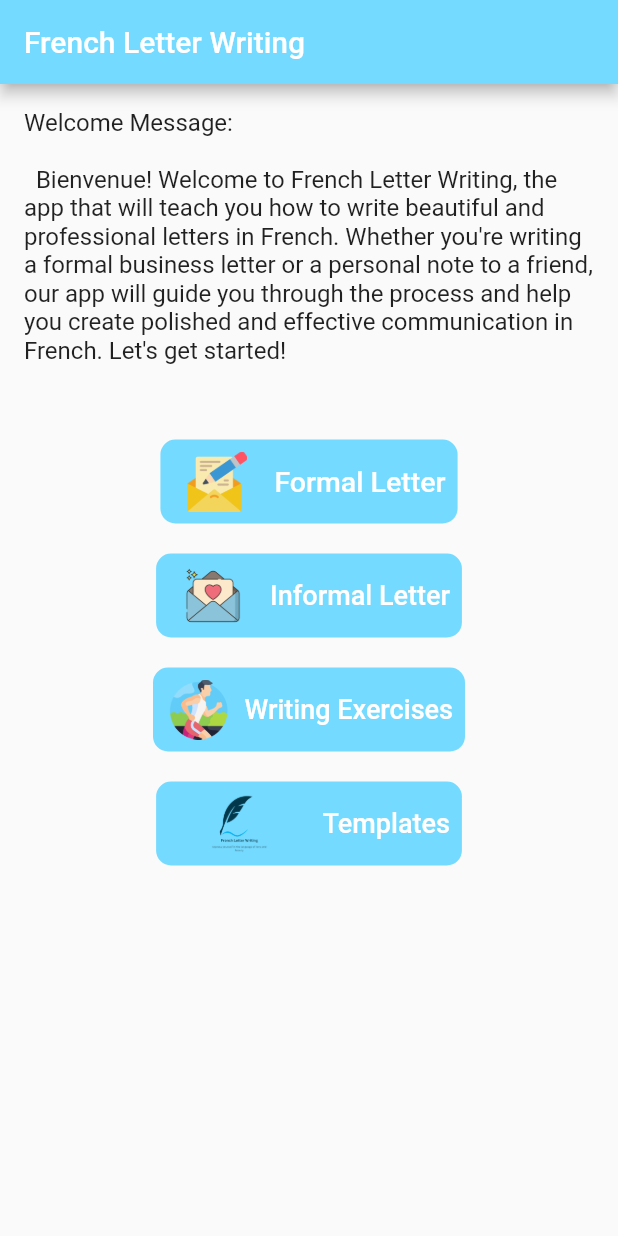
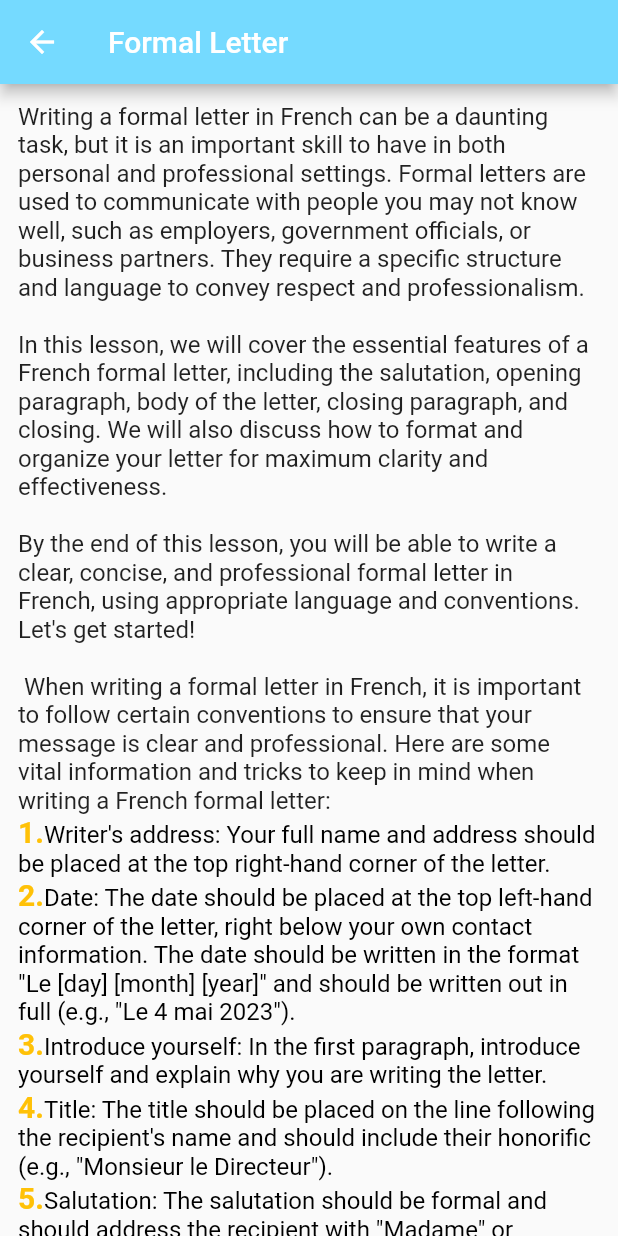
Before and after one commit to Bonnahjohn/french, a Flutter app: the screen it shows after launch, after a tap on "Formal Letter", on a phone screen of 412 x 824 dp. Run offline on Flutter 3.47's test engine with Material 2 defaults, Android fonts, the phone set to English and light mode, and no system bars.

Commit message:
the template button has changed to media and the media screen has also created

```diff
--- a/lib/main.dart
+++ b/lib/main.dart
@@ -2,7 +2,9 @@
 
 import 'package:flutter/material.dart';
 import 'package:french/screens/config.dart';
+import 'package:french/screens/formal.dart';
 import 'package:french/screens/informal.dart';
+import 'package:french/screens/media.dart';
 import 'package:french/screens/splash.dart';
 
 void main() => runApp(const MaterialApp(
@@ -53,7 +55,10 @@ class _MyAppState extends State<MyApp> {
                         ),
                         backgroundColor: MaterialStatePropertyAll(
                             Color.fromRGBO(117, 218, 255, 1))),
-                    onPressed: () {},
+                    onPressed: () {
+                      Navigator.push(context,
+                          MaterialPageRoute(builder: ((context) => Formals())));
+                    },
                     icon: SizedBox(
                       height: 40,
                       width: 60,
@@ -104,40 +109,7 @@ class _MyAppState extends State<MyApp> {
                 SizedBox(
                   height: 20,
                 ),
-                //mmmmmmmmmmmmmmmmmmmmmmmm
-                //Writing Exercisesbutton
-                //mmmmmmmmmmmmmmmmmmmmm
-                TextButton.icon(
-                  style: ButtonStyle(
-                    backgroundColor: MaterialStateProperty.all<Color>(
-                      Color.fromRGBO(117, 218, 255, 1),
-                    ),
-                    shape: MaterialStateProperty.all<OutlinedBorder>(
-                      RoundedRectangleBorder(
-                        borderRadius: BorderRadius.circular(10),
-                      ),
-                    ),
-                  ),
-                  onPressed: () {},
-                  icon: SizedBox(
-                    width: 45,
-                    height: 40,
-                    child: Image.asset(
-                      'assets/images/ex.png',
-                      fit: BoxFit.contain,
-                    ),
-                  ),
-                  label: Text(
-                    'Writing Exercises',
-                    style: TextStyle(
-                      color: Colors.white,
-                      fontSize: 18,
-                    ),
-                  ),
-                ),
-                SizedBox(
-                  height: 20,
-                ),
+
                 //mmmmmmmmmmmmmmmmmmmmmmmm
                 //template button
                 //mmmmmmmmmmmmmmmmmmmmm
@@ -152,17 +124,20 @@ class _MyAppState extends State<MyApp> {
                       ),
                     ),
                   ),
-                  onPressed: () {},
+                  onPressed: () {
+                    Navigator.push(context,
+                        MaterialPageRoute(builder: ((context) => Media())));
+                  },
                   icon: SizedBox(
-                    width: 95,
+                    width: 135,
                     height: 40,
                     child: Image.asset(
-                      'assets/images/splash.png',
+                      'assets/images/gallery.png',
                       fit: BoxFit.contain,
                     ),
                   ),
                   label: Text(
-                    'Templates',
+                    'Media',
                     style: TextStyle(
                       color: Colors.white,
                       fontSize: 18,
--- a/lib/screens/config.dart
+++ b/lib/screens/config.dart
@@ -16,7 +16,7 @@ String Guide1 =
 String Guide2 =
     'Continue with a greeting: Begin the letter with "Cher/Chère" (for a close friend) or "Salut" (for a very close friend or family member).';
 String Note =
-    "In French \"Cher\" is used to address a male recipient, while \"Chère\" is used to address a female recipient. If you are unsure about the gender of the recipient, you can use \"Cher/Chère\" followed by their first name. And it is important to note that \"Cher/Chère\" is a more formal greeting than \"Salut\", which is more casual and appropriate for very close friends or family members. If you are unsure about which greeting to use, it is best to err on the side of formality and use \"Cher/Chère\".";
+    "In French \"Cher\" is used to address a male recipient, while \"Chère\" is used to address a female recipient. If you are unsure about the gender of the recipient, you can use \"Cher/Chère\" followed by their first name. And it is important to note that \"Cher/Chère\" is a more formal greeting than \"Salut\", which is more casual and appropriate for very close friends or family members. If you are unsure about which greeting to use, it is best to  use \"Cher/Chère\".";
 
 String Guide3 =
     'Introduce yourself: In the first paragraph, introduce yourself and explain why you are writing the letter.';
@@ -32,3 +32,39 @@ String Guide5 =
 
 String Last =
     "\n\nRemember that an informal letter should reflect your personality and relationship with the person you are writing to. Have fun with it and don't be afraid to show your personality and use expressions that are unique to you and your relationship with your friend.";
+
+//mmmmmmmmmmmmmmmmmmmmm
+//formal letter introduction
+// mmmmmmmmmmmmmmmm
+
+String FormalIntro =
+    "Writing a formal letter in French can be a daunting task, but it is an important skill to have in both personal and professional settings. Formal letters are used to communicate with people you may not know well, such as employers, government officials, or business partners. They require a specific structure and language to convey respect and professionalism.\n\nIn this lesson, we will cover the essential features of a French formal letter, including the salutation, opening paragraph, body of the letter, closing paragraph, and closing. We will also discuss how to format and organize your letter for maximum clarity and effectiveness.\n\nBy the end of this lesson, you will be able to write a clear, concise, and professional formal letter in French, using appropriate language and conventions. Let's get started!\n\n When writing a formal letter in French, it is important to follow certain conventions to ensure that your message is clear and professional. Here are some vital information and tricks to keep in mind when writing a French formal letter:";
+
+String Tip1 =
+    "Writer's address: Your full name and address should be placed at the top right-hand corner of the letter.";
+
+String Tip2 =
+    "Date: The date should be placed at the top left-hand corner of the letter, right below your own contact information. The date should be written in the format \"Le [day] [month] [year]\" and should be written out in full (e.g., \"Le 4 mai 2023\").";
+String Tip3 =
+    "Recipient address: The recipient's full name, title, and address should be placed below your own address, on the left-hand side of the page.";
+
+String Tip4 =
+    "Title: The title should be placed on the line following the recipient's name and should include their honorific (e.g., \"Monsieur le Directeur\").";
+
+String Tip5 =
+    "Salutation: The salutation should be formal and should address the recipient with \"Madame\" or \"Monsieur\" followed by their last name.";
+
+String Tip6 =
+    "Opening paragraph: In the opening paragraph, clearly state the reason for writing the letter. Be concise and to the point.";
+
+String Tip7 =
+    "Body of the letter: Use formal language and be respectful and polite in your tone. Be clear and concise in your message, and use paragraphs to organize your thoughts.";
+
+String Tip8 =
+    "Closing paragraph: Summarize your message and express any final thoughts or requests. End the letter with a formal closing and your signature.";
+
+String Tip9 =
+    "Closing: The closing of a formal letter in French should be \"Je vous prie d'agréer, Madame/Monsieur, l'expression de mes salutations distinguées\" (I remain, Yours sincerely). Other appropriate closings include \"Je vous prie de croire, Madame/Monsieur, en l'assurance de mes sentiments les meilleurs\" (I remain, Yours faithfully).";
+
+String Tip10 =
+    "Signature: Sign your full name in ink below the closing.\n\nBy including all of these features in your French formal letter, you can ensure that your message is clear, professional, and effective.";
--- /dev/null
+++ b/lib/screens/formal.dart
@@ -0,0 +1,288 @@
+// ignore_for_file: unused_import, prefer_const_constructors, prefer_const_literals_to_create_immutables
+
+import 'package:flutter/gestures.dart';
+import 'package:flutter/material.dart';
+import 'config.dart';
+import 'package:french/main.dart';
+
+class Formals extends StatefulWidget {
+  const Formals({super.key});
+
+  @override
+  State<Formals> createState() => _FormalsState();
+}
+
+class _FormalsState extends State<Formals> {
+  @override
+  Widget build(BuildContext context) {
+    return Scaffold(
+        appBar: AppBar(
+          backgroundColor: Color.fromRGBO(117, 218, 255, 1),
+          title: Text('Formal Letter'),
+        ),
+        body: SafeArea(
+            child: SingleChildScrollView(
+          child: Padding(
+            padding: EdgeInsets.all(12.0),
+            child: Column(
+              children: [
+                SelectableText(
+                  FormalIntro,
+                  style: TextStyle(fontSize: 16),
+                ),
+                Paras(),
+                SizedBox(
+                  height: 60,
+                ),
+                Sample()
+              ],
+            ),
+          ),
+        )));
+  }
+}
+
+class Paras extends StatefulWidget {
+  const Paras({super.key});
+
+  @override
+  State<Paras> createState() => _ParasState();
+}
+
+class _ParasState extends State<Paras> {
+  @override
+  Widget build(BuildContext context) {
+    return SelectableText.rich(
+      TextSpan(
+        style: TextStyle(
+          fontSize: 16.0,
+          color: Colors.black,
+        ),
+        children: <TextSpan>[
+          TextSpan(
+            text: '1.',
+            style: TextStyle(
+                fontWeight: FontWeight.bold,
+                fontSize: 20.0,
+                color: Colors.amber),
+          ),
+          TextSpan(
+            text: Tip1,
+          ),
+          //mmmmmmmmmmmmmmmmmmmmmmmmmmmmmm mmm
+          //Guide 2
+          //mmmmmmmmmmmmmmmmmmmmmmmmmmmmmmmmmmmmmm
+          TextSpan(
+            text: '\n2.',
+            style: TextStyle(
+                fontWeight: FontWeight.bold,
+                fontSize: 20.0,
+                color: Colors.amber),
+          ),
+          TextSpan(
+            text: Tip2,
+          ),
+
+          //mmmmmmmmmmmmmmmmmmmmmmmmmmmmmm mmm
+          //Guide 3
+          //mmmmmmmmmmmmmmmmmmmmmmmmmmmmmmmmmmmmmm
+          TextSpan(
+            text: '\n3.',
+            style: TextStyle(
+                fontWeight: FontWeight.bold,
+                fontSize: 20.0,
+                color: Colors.amber),
+          ),
+          TextSpan(
+            text: Guide3,
+          ),
+          //mmmmmmmmmmmmmmmmmmmmmmmmmmmmmm mmm
+          //Guide 4
+          //mmmmmmmmmmmmmmmmmmmmmmmmmmmmmmmmmmmmmm
+
+          TextSpan(
+            text: '\n4.',
+            style: TextStyle(
+                fontWeight: FontWeight.bold,
+                fontSize: 20.0,
+                color: Colors.amber),
+          ),
+          TextSpan(
+            text: Tip4,
+          ),
+          //mmmmmmmmmmmmmmmmmmmmmmmmmmmmmm mmm
+          //Guide 5
+          TextSpan(
+            text: '\n5.',
+            style: TextStyle(
+                fontWeight: FontWeight.bold,
+                fontSize: 20.0,
+                color: Colors.amber),
+          ),
+          TextSpan(
+            text: Tip5,
+          ),
+
+          //mmmmmmmmmmmmmmmmmmmmmmmmmmmmmm mmm
+          //Guide 6
+          //mmmmmmmmmmmmmmmmmmmmmmmmmmmmmmmmmmmmmm
+
+          TextSpan(
+            text: '\n6.',
+            style: TextStyle(
+                fontWeight: FontWeight.bold,
+                fontSize: 20.0,
+                color: Colors.amber),
+          ),
+          TextSpan(
+            text: Tip6,
+          ),
+          //mmmmmmmmmmmmmmmmmmmmmmmmmmmmmm mmm
+          //Guide 7
+          //mmmmmmmmmmmmmmmmmmmmmmmmmmmmmmmmmmmmmm
+          TextSpan(
+            text: '\n7.',
+            style: TextStyle(
+                fontWeight: FontWeight.bold,
+                fontSize: 20.0,
+                color: Colors.amber),
+          ),
+          TextSpan(
+            text: Tip7,
+          ), //mmmmmmmmmmmmmmmmmmmmmmmmmmmmmm mmm
+          //Guide 8
+          //mmmmmmmmmmmmmmmmmmmmmmmmmmmmmmmmmmmmmm
+          TextSpan(
+            text: '\n8.',
+            style: TextStyle(
+                fontWeight: FontWeight.bold,
+                fontSize: 20.0,
+                color: Colors.amber),
+          ),
+          TextSpan(
+            text: Tip8,
+          ),
+          //mmmmmmmmmmmmmmmmmmmmmmmmmmmmmm mmm
+          //Guide 9
+          //mmmmmmmmmmmmmmmmmmmmmmmmmmmmmmmmmmmmmm
+          TextSpan(
+            text: '\n9.',
+            style: TextStyle(
+                fontWeight: FontWeight.bold,
+                fontSize: 20.0,
+                color: Colors.amber),
+          ),
+          TextSpan(
+            text: Tip9,
+          ),
+          //mmmmmmmmmmmmmmmmmmmmmmmmmmmmmm mmm
+          //Guide 10
+          //mmmmmmmmmmmmmmmmmmmmmmmmmmmmmmmmmmmmmm
+          TextSpan(
+            text: '\n10.',
+            style: TextStyle(
+                fontWeight: FontWeight.bold,
+                fontSize: 20.0,
+                color: Colors.amber),
+          ),
+          TextSpan(
+            text: Tip10,
+          ),
+
+          //mmmmmmmmmmmmmmmmmmmmmmmmmmmmmm mmm
+          //Last intro
+          //mmmmmmmmmmmmmmmmmmmmmmmmmmmmmmmmmmmmmm
+          TextSpan(
+              recognizer: TapGestureRecognizer()..onTap = () {},
+              text:
+                  'Go to the template section to view sample of the formal letter writing images.\n',
+              style: TextStyle(color: Colors.blue)),
+          TextSpan(
+            text: '\nExample of the Formal letter',
+            style: TextStyle(
+              color: Colors.green,
+              decoration: TextDecoration.underline,
+              fontWeight: FontWeight.bold,
+            ),
+          )
+        ],
+      ),
+    );
+  }
+}
+
+class Sample extends StatefulWidget {
+  const Sample({super.key});
+
+  @override
+  State<Sample> createState() => _SampleState();
+}
+
+class _SampleState extends State<Sample> {
+  @override
+  Widget build(BuildContext context) {
+    return Container(
+      padding: EdgeInsets.all(16.0),
+      child: Column(
+        crossAxisAlignment: CrossAxisAlignment.start,
+        children: [
+          Row(
+            mainAxisAlignment: MainAxisAlignment.spaceBetween,
+            children: [
+              Text('Votre Nom'),
+              Text('[Place],Le 4 mai 2023'),
+            ],
+          ),
+          SizedBox(height: 16.0),
+          Text('Votre Adresse'),
+          SizedBox(height: 16.0),
+          Row(
+            mainAxisAlignment: MainAxisAlignment.end,
+            children: [
+              Column(
+                crossAxisAlignment: CrossAxisAlignment.end,
+                children: [
+                  Text('Nom et Prénom du destinataire'),
+                  Text('Titre professionnel'),
+                  Text('Nom de l\'entreprise'),
+                  Text('Adresse de l\'entreprise'),
+                  Text('Code postal, Ville'),
+                  Text('Pays'),
+                ],
+              ),
+            ],
+          ),
+          SizedBox(height: 16.0),
+          Text(
+            '[Title of the subject ]',
+            style: TextStyle(
+                decoration: TextDecoration.underline,
+                fontWeight: FontWeight.bold),
+          ),
+          Text('Monsieur le Directeur,'),
+          SizedBox(height: 16.0),
+          Text(
+              'Je vous écris pour [state reason for writing the letter]. Je suis [briefly describe your position or relationship to the recipient if relevant].'),
+          SizedBox(height: 16.0),
+          // Body of the letter
+          // Closing paragraph
+          SizedBox(height: 32.0),
+          Row(
+            mainAxisAlignment: MainAxisAlignment.end,
+            children: [
+              Text(
+                  'Je vous prie d\'agréer, Monsieur le Directeur, \nl\'expression de mes salutations distinguées.'),
+            ],
+          ),
+          SizedBox(height: 16.0),
+          Row(
+            mainAxisAlignment: MainAxisAlignment.end,
+            children: [
+              Text('Votre Nom'),
+            ],
+          ),
+        ],
+      ),
+    );
+  }
+}
--- a/lib/screens/informal.dart
+++ b/lib/screens/informal.dart
@@ -1,5 +1,6 @@
 // ignore_for_file: unused_import, prefer_const_constructors, prefer_const_literals_to_create_immutables
 
+import 'package:flutter/gestures.dart';
 import 'package:flutter/material.dart';
 import 'config.dart';
 import 'package:french/main.dart';
@@ -161,6 +162,14 @@ class _ParasState extends State<Paras> {
           TextSpan(
             text: Last,
           ),
+          //mmmmmmmmmmmmmmmmmmmmmmmmmmmmmm mmm
+          //Last intro
+          //mmmmmmmmmmmmmmmmmmmmmmmmmmmmmmmmmmmmmm
+          TextSpan(
+              recognizer: TapGestureRecognizer()..onTap = () {},
+              text:
+                  'Go to the media section to view sample of the informal letter writing.',
+              style: TextStyle(color: Colors.blue))
         ],
       ),
     );
--- /dev/null
+++ b/lib/screens/media.dart
@@ -0,0 +1,71 @@
+// ignore_for_file: prefer_const_constructors, prefer_const_literals_to_create_immutables
+
+import 'package:flutter/material.dart';
+
+class Media extends StatefulWidget {
+  const Media({super.key});
+
+  @override
+  State<Media> createState() => _MediaState();
+}
+
+class _MediaState extends State<Media> {
+  @override
+  Widget build(BuildContext context) {
+    return DefaultTabController(
+      length: 2,
+      child: Scaffold(
+          appBar: AppBar(
+            bottom: TabBar(indicatorColor: Colors.white, tabs: [
+              Tab(
+                child: Text('Formal Letter'),
+              ),
+              Tab(
+                child: Text('Informal Letter'),
+              ),
+            ]),
+            title: Text('Sample images of letter'),
+          ),
+          body: TabBarView(children: [Sider(), Text('data')])),
+    );
+  }
+}
+
+class Sider extends StatelessWidget {
+  const Sider({super.key});
+
+  @override
+  Widget build(BuildContext context) {
+    return SizedBox(
+      height: 1000,
+      width: 100,
+      child: Column(
+        // mainAxisAlignment: MainAxisAlignment.spaceBetween,
+        mainAxisSize: MainAxisSize.min,
+        crossAxisAlignment: CrossAxisAlignment.stretch,
+        children: [
+          Text(
+            'To view or zoom the picture,please kindly double tap on the image.',
+            style: TextStyle(fontSize: 20),
+          ),
+          Expanded(
+            flex: 3,
+            child: Image.asset(
+              'assets/images/letter.png',
+              width: 600,
+              height: 400,
+            ),
+          ),
+          Expanded(
+            flex: 4,
+            child: Image.asset(
+              'assets/images/letter.png',
+              width: 600,
+              height: 400,
+            ),
+          )
+        ],
+      ),
+    );
+  }
+}
--- a/pubspec.yaml
+++ b/pubspec.yaml
@@ -34,6 +34,7 @@ dependencies:
   # The following adds the Cupertino Icons font to your application.
   # Use with the CupertinoIcons class for iOS style icons.
   cupertino_icons: ^1.0.2
+  path_provider: ^2.0.14
 
 dev_dependencies:
   flutter_test:
```
Also changed, not shown: assets/images/F1.png (added), assets/images/F2.png (added), assets/images/I1.png (added), assets/images/I2.png (added), assets/images/I3.png (added), assets/images/I4.png (added), assets/images/gallery.png (added), assets/images/template.png (deleted), pubspec.lock, 1 other file.
